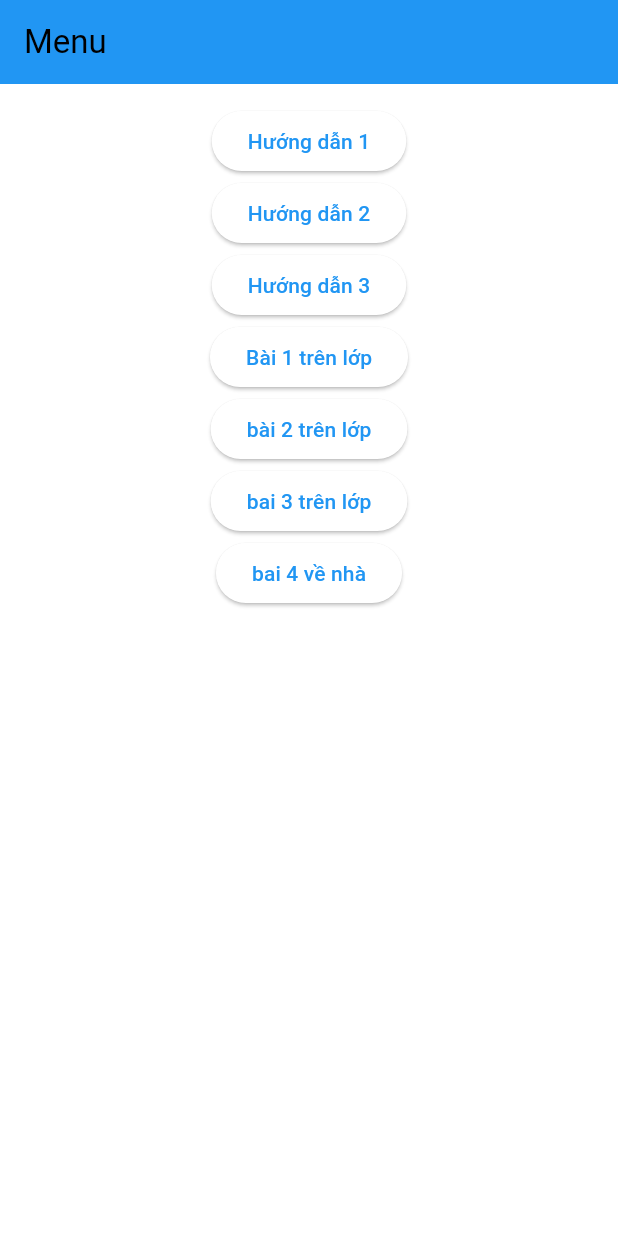
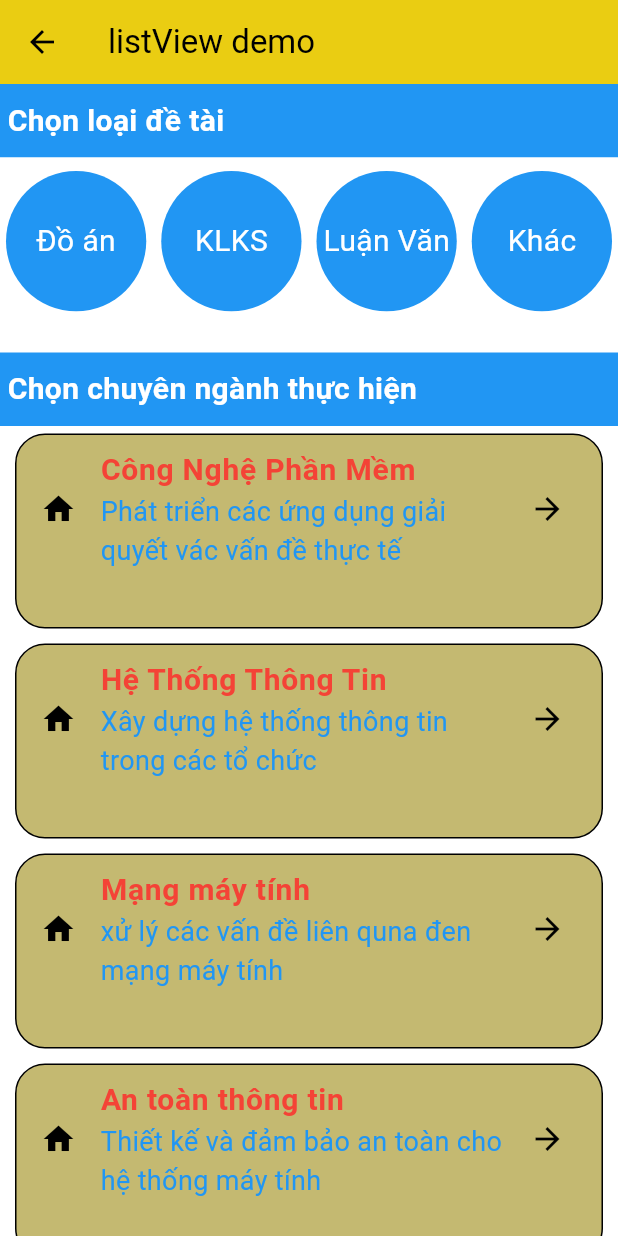
Before and after one commit to vudinhdangkhoa/buoi05, a Flutter app: the screen it shows after launch, after a tap on "Bài 1 trên lớp", on a phone screen of 412 x 824 dp. Run offline on Flutter 3.47's test engine with Material 3 defaults, Android fonts, the phone set to English and light mode, and no system bars.

Commit message:
bai1 tren lop

```diff
--- /dev/null
+++ b/lib/bai1trenlop.dart
@@ -0,0 +1,210 @@
+import 'dart:ui';
+
+import 'package:flutter/material.dart';
+
+class NganhHoc {
+  String _tenNganh;
+  String _moTa;
+  NganhHoc({required String tenNganh, required String moTa})
+    : _tenNganh = tenNganh,
+      _moTa = moTa;
+
+  String get tenNganh => _tenNganh;
+  String get moTa => _moTa;
+}
+
+class Mon extends StatefulWidget {
+  const Mon({super.key});
+
+  @override
+  State<Mon> createState() => _MonState();
+}
+
+class _MonState extends State<Mon> {
+  static List<String> lstMon = ['Đồ án', 'KLKS', 'Luận Văn', 'Khác'];
+  @override
+  Widget build(BuildContext context) {
+    return GridView.builder(
+      itemCount: lstMon.length,
+      gridDelegate: const SliverGridDelegateWithFixedCrossAxisCount(
+        crossAxisCount: 4,
+        crossAxisSpacing: 2,
+      ),
+      itemBuilder: (context, index) {
+        return Card(
+          elevation: 0,
+          child: Container(
+            decoration: BoxDecoration(
+              shape: BoxShape.circle,
+              color: Colors.blue,
+            ),
+
+            child: Center(
+              child: Text(
+                lstMon[index],
+                style: TextStyle(fontSize: 20, color: Colors.white),
+              ),
+            ),
+          ),
+        );
+      },
+    );
+  }
+}
+
+class Nganh extends StatelessWidget {
+  final NganhHoc nganhHoc;
+  const Nganh({Key? key, required this.nganhHoc}) : super(key: key);
+
+  static const TextStyle _textStyle = TextStyle(
+    fontSize: 20,
+    color: Colors.red,
+    fontWeight: FontWeight.bold,
+  );
+  @override
+  Widget build(BuildContext context) {
+    return Container(
+      margin: const EdgeInsets.only(left: 10, right: 10, bottom: 5, top: 5),
+      height: 130,
+      decoration: BoxDecoration(
+        border: Border.all(color: Colors.black),
+        color: const Color.fromARGB(255, 196, 185, 113),
+        borderRadius: BorderRadius.circular(20),
+      ),
+      child: ListTile(
+        leading: const Icon(Icons.home),
+        title: Text(nganhHoc._tenNganh, style: _textStyle),
+        subtitle: Text(
+          nganhHoc._moTa,
+          style: TextStyle(fontSize: 18, color: Colors.blue),
+          maxLines: 2,
+        ),
+        trailing: const Icon(Icons.arrow_forward),
+        onTap: () {
+          showDialog(
+            context: context,
+            builder: (BuildContext context) {
+              return AlertDialog(
+                title: Text('Thông báo'),
+                content: Text('Bạn chọn ${nganhHoc._tenNganh}'),
+                actions: [
+                  TextButton(
+                    onPressed: () {
+                      Navigator.of(context).pop();
+                    },
+                    child: const Text('OK'),
+                  ),
+                ],
+              );
+            },
+          );
+        },
+      ),
+    );
+  }
+}
+
+class DSNganh extends StatefulWidget {
+  const DSNganh({Key? key}) : super(key: key);
+
+  @override
+  _DSNganhState createState() => _DSNganhState();
+}
+
+class _DSNganhState extends State<DSNganh> {
+  static List<NganhHoc> lstNganh = [
+    NganhHoc(
+      tenNganh: 'Công Nghệ Phần Mềm',
+      moTa: 'Phát triển các ứng dụng giải quyết vác vấn đề thực tế',
+    ),
+    NganhHoc(
+      tenNganh: 'Hệ Thống Thông Tin',
+      moTa: 'Xây dựng hệ thống thông tin trong các tổ chức',
+    ),
+    NganhHoc(
+      tenNganh: 'Mạng máy tính',
+      moTa: 'xử lý các vấn đề liên quna đen mạng máy tính',
+    ),
+    NganhHoc(
+      tenNganh: 'An toàn thông tin',
+      moTa: 'Thiết kế và đảm bảo an toàn cho hệ thống máy tính',
+    ),
+  ];
+
+  @override
+  Widget build(BuildContext context) {
+    return ListView.builder(
+      itemCount: lstNganh.length,
+      itemBuilder: (context, index) {
+        return Nganh(nganhHoc: lstNganh[index]);
+      },
+    );
+  }
+}
+
+class Bai1trenlop extends StatefulWidget {
+  const Bai1trenlop({Key? key}) : super(key: key);
+
+  @override
+  _Bai1trenlopState createState() => _Bai1trenlopState();
+}
+
+class _Bai1trenlopState extends State<Bai1trenlop> {
+  @override
+  Widget build(BuildContext context) {
+    return Scaffold(
+      appBar: AppBar(
+        backgroundColor: Color.fromARGB(255, 234, 205, 18),
+        title: const Text('listView demo'),
+      ),
+      body: Column(
+        children: [
+          Container(
+            decoration: BoxDecoration(color: Colors.blue),
+            padding: EdgeInsets.only(left: 5, top: 10, bottom: 10),
+            child: Row(
+              crossAxisAlignment: CrossAxisAlignment.start,
+
+              children: [
+                Text(
+                  'Chọn loại đề tài',
+                  style: TextStyle(
+                    fontSize: 20,
+                    color: Colors.white,
+                    fontWeight: FontWeight.bold,
+                  ),
+                ),
+              ],
+            ),
+          ),
+          Container(
+            padding: EdgeInsets.only(top: 5, bottom: 5),
+            height: 130,
+
+            decoration: BoxDecoration(color: Colors.white),
+            child: Mon(),
+          ),
+          Container(
+            decoration: BoxDecoration(color: Colors.blue),
+            padding: EdgeInsets.only(left: 5, top: 10, bottom: 10),
+            child: Row(
+              crossAxisAlignment: CrossAxisAlignment.start,
+
+              children: [
+                Text(
+                  'Chọn chuyên ngành thực hiện',
+                  style: TextStyle(
+                    fontSize: 20,
+                    color: Colors.white,
+                    fontWeight: FontWeight.bold,
+                  ),
+                ),
+              ],
+            ),
+          ),
+          Expanded(child: DSNganh()),
+        ],
+      ),
+    );
+  }
+}
--- a/lib/main.dart
+++ b/lib/main.dart
@@ -1,5 +1,8 @@
 import 'package:flutter/material.dart';
 import 'package:buoi05/huongdan1.dart';
+import 'huongdan2.dart';
+import 'huongdan3.dart';
+import 'bai1trenlop.dart';
 
 void main() {
   runApp(menu());
@@ -44,32 +47,28 @@ class Menu extends StatelessWidget {
               ),
               ElevatedButton(
                 onPressed: () {
-                  // Navigator.push(
-                  //   context,
-                  //   MaterialPageRoute(
-                  //     builder: (context) => const BaiTapStack(),
-                  //   ),
-                  // );
+                  Navigator.push(
+                    context,
+                    MaterialPageRoute(builder: (context) => const Huongdan2()),
+                  );
                 },
                 child: const Text('Hướng dẫn 2'),
               ),
               ElevatedButton(
                 onPressed: () {
-                  // Navigator.push(
-                  //   context,
-                  //   MaterialPageRoute(
-                  //     builder: (context) => const BaiTapStack(),
-                  //   ),
-                  // );
+                  Navigator.push(
+                    context,
+                    MaterialPageRoute(builder: (context) => const Huongdan3()),
+                  );
                 },
                 child: const Text('Hướng dẫn 3'),
               ),
               ElevatedButton(
                 onPressed: () {
-                  // Navigator.push(
-                  //   context,
-                  //   MaterialPageRoute(builder: (context) => bai1tl()),
-                  // );
+                  Navigator.push(
+                    context,
+                    MaterialPageRoute(builder: (context) => Bai1trenlop()),
+                  );
                 },
                 child: const Text('Bài 1 trên lớp'),
               ),
```
Also changed, not shown: lib/huongdan2.dart (added, +170 -0 lines), lib/huongdan3.dart (added, +62 -0 lines).
